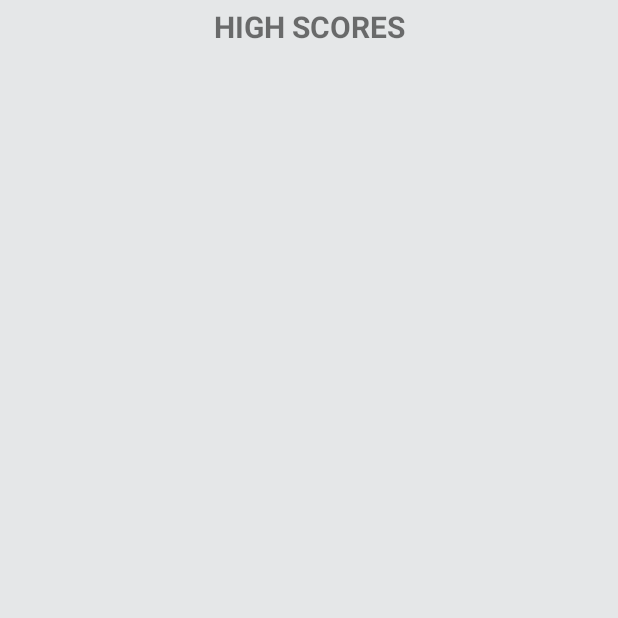
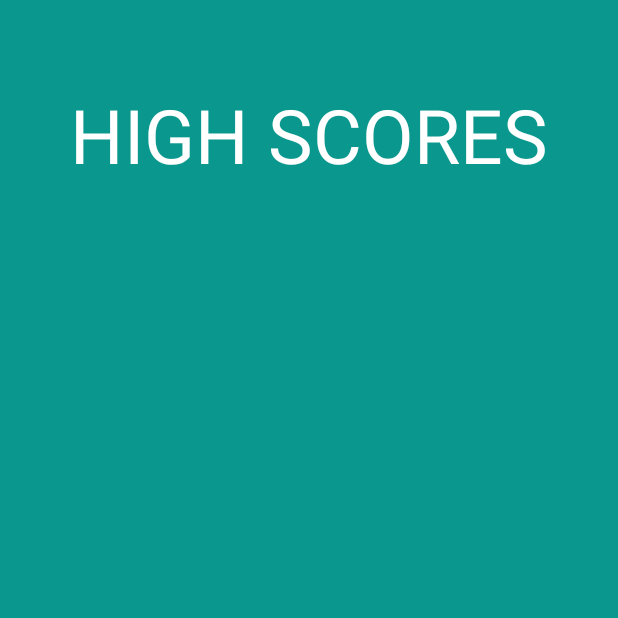
Before and after one commit to kevinw123/Educator-Android, an Android app: the ScoreList screen opened directly, with no data from a screen before it, on a phone screen of 412 x 824 dp, the top half of it. Run offline under Robolectric (Android 15) with nearby library versions, the phone set to English and light mode, and no system bars; our stand-ins replace Firebase (no records; nobody signed in at launch, a user with empty details on screens opened directly); 1 statement that could not run was skipped.

Commit message:
Editing Scores GUI

```diff
--- a/app/src/main/java/com/group25/proj2/ScoreAdapter.java
+++ b/app/src/main/java/com/group25/proj2/ScoreAdapter.java
@@ -60,7 +60,7 @@ public class ScoreAdapter extends ArrayAdapter<ScoreObject> {
         }
 
         // Populate data into template view using data object
-        viewHolder.score.setText("Score: " + Integer.toString(score.getScore()));
+        viewHolder.score.setText("SCORE: " + Integer.toString(score.getScore()));
         viewHolder.date.setText(score.getDate());
 
         return convertView;
--- a/app/src/main/res/layout/activity_score_list.xml
+++ b/app/src/main/res/layout/activity_score_list.xml
@@ -4,9 +4,11 @@
     android:id="@+id/high_scores"
     android:layout_width="match_parent"
     android:layout_height="match_parent"
-    android:background="#e5e7e8"
-    android:paddingLeft="30dp"
-    android:paddingRight="30dp"
+    android:background="@color/colorLastGame"
+    android:paddingBottom="@dimen/activity_vertical_margin"
+    android:paddingLeft="@dimen/activity_horizontal_margin"
+    android:paddingRight="@dimen/activity_horizontal_margin"
+    android:paddingTop="@dimen/activity_vertical_margin"
     tools:context="com.group25.proj2.ScoreList">
 
     <TextView
@@ -14,10 +16,13 @@
         android:layout_width="match_parent"
         android:layout_height="wrap_content"
         android:text="HIGH SCORES"
+        android:textColor="@color/colorText"
         android:gravity="center"
-        android:padding="4dp"
-        android:textStyle="bold"
-        android:textSize="20dp" />
+        android:paddingBottom="40dp"
+        android:paddingLeft="@dimen/activity_horizontal_margin"
+        android:paddingRight="@dimen/activity_horizontal_margin"
+        android:paddingTop="40dp"
+        android:textSize="@dimen/title_size" />
 
     <ListView
         android:id="@+id/list_scores"
```
Also changed, not shown: app/src/main/res/layout/list_item_score.xml (+5 -3 lines).
